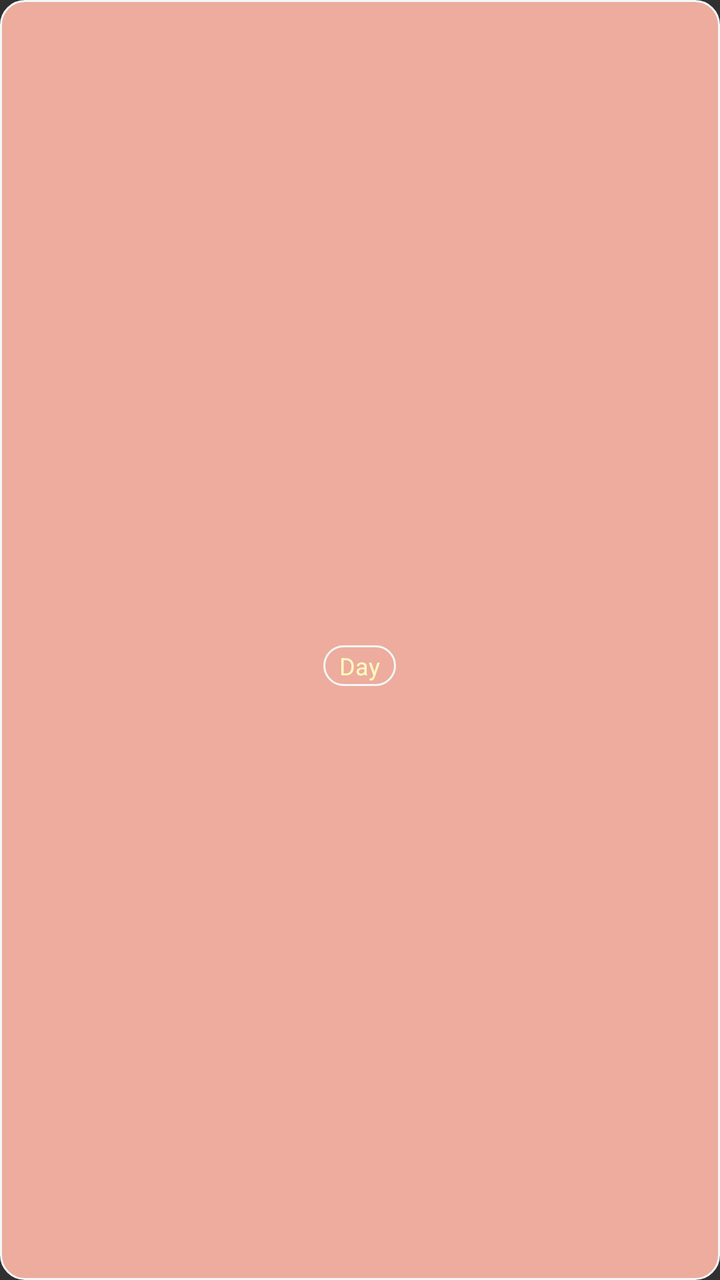
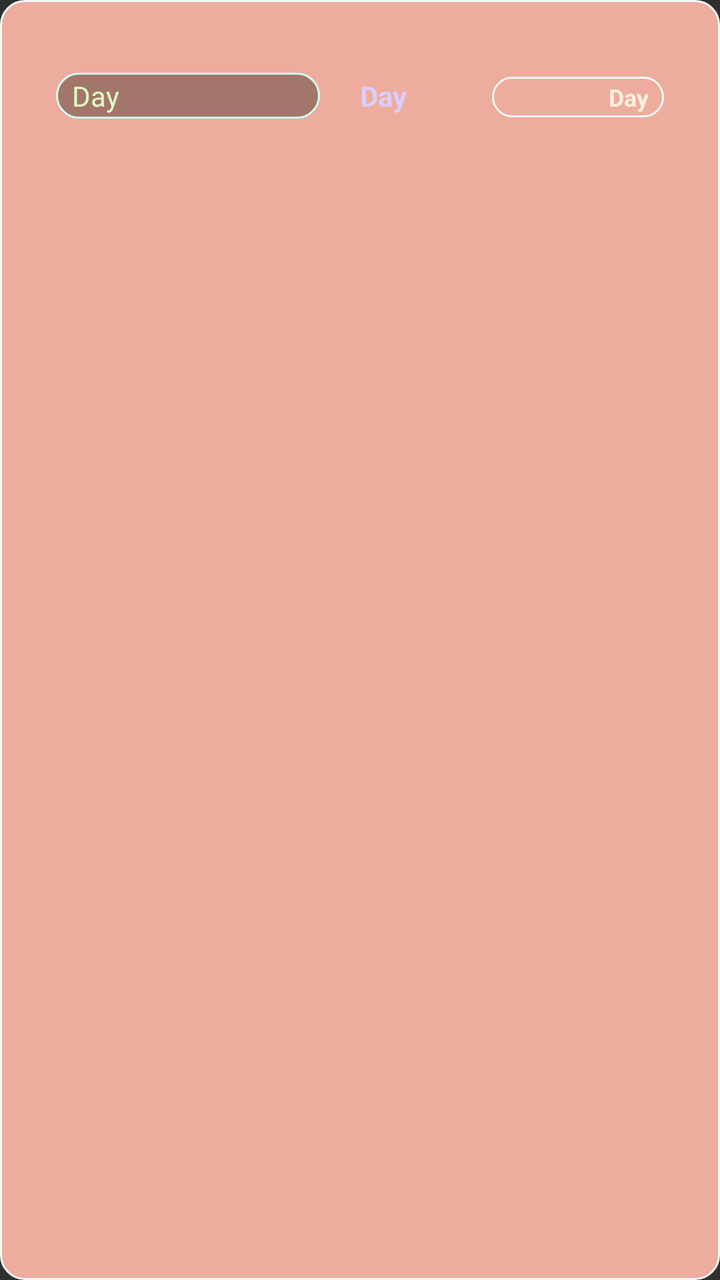

An Android layout rendered at two revisions. The XML below is the earlier revision; the diff shows what the commit changed to produce the second picture.
<!-- AndroidManifest.xml: application theme Theme.App -->
<!-- res/layout/layout_work_entry.xml -->
<?xml version="1.0" encoding="utf-8"?>
<LinearLayout xmlns:android="http://schemas.android.com/apk/res/android"
    android:layout_width="match_parent"
    android:layout_height="wrap_content"
    android:orientation="vertical"
    android:layout_alignParentTop="true"
    android:padding="8dp"
    android:layout_margin="3dp"
    android:background="@drawable/rounded_corner"
    android:gravity="center">

    <TextView
        android:layout_width="wrap_content"
        android:layout_height="wrap_content"
        android:id="@+id/tx"
        android:textColor="#f3f7f8"
        android:text="@string/work"
        android:layout_marginBottom="4dp"
        android:textSize="16sp" />

    <TextView
        android:layout_width="wrap_content"
        android:layout_height="wrap_content"
        android:id="@+id/tx_d"
        android:textColor="#fdfcbf"
        android:text="@string/day"
        android:paddingLeft="8dp"
        android:paddingRight="8dp"
        android:paddingTop="2dp"
        android:paddingBottom="2dp"
        android:background="@drawable/rounded_corner"
        android:textSize="12sp" />


</LinearLayout>
<!-- resources referenced by this layout -->
<resources>
  <!-- drawable rounded_corner (drawable) -->
  <?xml version="1.0" encoding="utf-8"?>
  <shape xmlns:android="http://schemas.android.com/apk/res/android"
      android:shape="rectangle">
  
      
      <solid android:color="@color/add_task_bg" />
  
      
      <corners android:radius="12dp" />
  
      
      <stroke
          android:width="1dp"
          android:color="#f3f7f8" />
  
      
      <padding
          android:left="8dp"
          android:top="4dp"
          android:right="8dp"
          android:bottom="4dp" />
  </shape>
  <string name="day">Day </string>
  <string name="work" />
  <style name="Theme.App" parent="android:Theme.Material">
          <item name="android:colorPrimary">@color/primary</item>
          <item name="android:statusBarColor">#1DA2B8</item>
      </style>
  <color name="add_task_bg">#eDac9d</color>
  <color name="primary">#33bbdd</color>
</resources>

<!-- the commit's change to res/layout/layout_work_entry.xml (unified diff, before → after) -->
@@ -5,9 +5,12 @@
     android:orientation="vertical"
     android:layout_alignParentTop="true"
     android:padding="8dp"
-    android:layout_margin="3dp"
+    android:layout_marginTop="3dp"
+    android:layout_marginBottom="3dp"
+    android:layout_marginLeft="10dp"
+    android:layout_marginRight="10dp"
     android:background="@drawable/rounded_corner"
-    android:gravity="center">
+    android:gravity="start">
 
     <TextView
         android:layout_width="wrap_content"
@@ -15,21 +18,62 @@
         android:id="@+id/tx"
         android:textColor="#f3f7f8"
         android:text="@string/work"
+        android:textStyle="bold"
+        android:layout_marginLeft="8dp"
+        android:layout_marginRight="8dp"
+        android:gravity="start"
+        android:capitalize="sentences"
         android:layout_marginBottom="4dp"
-        android:textSize="16sp" />
+        android:textSize="18sp" />
 
-    <TextView
-        android:layout_width="wrap_content"
+    <LinearLayout
+        android:layout_width="match_parent"
         android:layout_height="wrap_content"
-        android:id="@+id/tx_d"
-        android:textColor="#fdfcbf"
-        android:text="@string/day"
-        android:paddingLeft="8dp"
-        android:paddingRight="8dp"
-        android:paddingTop="2dp"
-        android:paddingBottom="2dp"
-        android:background="@drawable/rounded_corner"
-        android:textSize="12sp" />
+        android:orientation="horizontal"
+        android:weightSum="4">
 
+        <TextView
+            android:layout_width="0dp"
+            android:layout_height="wrap_content"
+            android:id="@+id/tx_date"
+            android:textColor="#ddfcbf"
+            android:text="@string/day"
+            android:paddingLeft="8dp"
+            android:paddingRight="8dp"
+            android:layout_weight="2"
+            android:paddingTop="2dp"
+            android:gravity="left"
+            android:layout_marginRight="20dp"
+            android:layout_marginLeft="20dp"
+            android:paddingBottom="2dp"
+            android:background="@drawable/rounded_corner_fill"
+            android:textSize="14sp" />
 
+        <TextView
+            android:layout_width="0dp"
+            android:layout_height="wrap_content"
+            android:id="@+id/tx_day"
+            android:layout_weight="1"
+            android:textSize="14sp"
+            android:textStyle="bold"
+            android:textColor="#ddccff"
+            android:text="@string/day"            />
+        <TextView
+            android:layout_width="20dp"
+            android:layout_height="wrap_content"
+            android:id="@+id/tx_d"
+            android:textColor="#faeedb"
+            android:maxWidth="50dp"
+            android:layout_marginRight="20dp"
+            android:text="@string/day"
+            android:paddingLeft="8dp"
+            android:layout_weight="1"
+            android:paddingRight="8dp"
+            android:gravity="right"
+            android:paddingTop="2dp"
+            android:paddingBottom="2dp"
+            android:textStyle="bold"
+            android:background="@drawable/rounded_corner"
+            android:textSize="12sp" />
+    </LinearLayout>
 </LinearLayout>
<!-- resource entries referenced after the edit -->
@@ -23,6 +23,29 @@
           android:right="8dp"
           android:bottom="4dp" />
   </shape>
+  <!-- drawable rounded_corner_fill (drawable) -->
+  <?xml version="1.0" encoding="utf-8"?>
+  <shape xmlns:android="http://schemas.android.com/apk/res/android"
+      android:shape="rectangle">
+  
+      
+      <solid android:color="#50000000" />
+  
+      
+      <corners android:radius="12dp" />
+  
+      
+      <stroke
+          android:width="1dp"
+          android:color="#d1fff0" />
+  
+      
+      <padding
+          android:left="8dp"
+          android:top="4dp"
+          android:right="8dp"
+          android:bottom="4dp" />
+  </shape>
   <string name="day">Day </string>
   <string name="work" />
   <style name="Theme.App" parent="android:Theme.Material">
